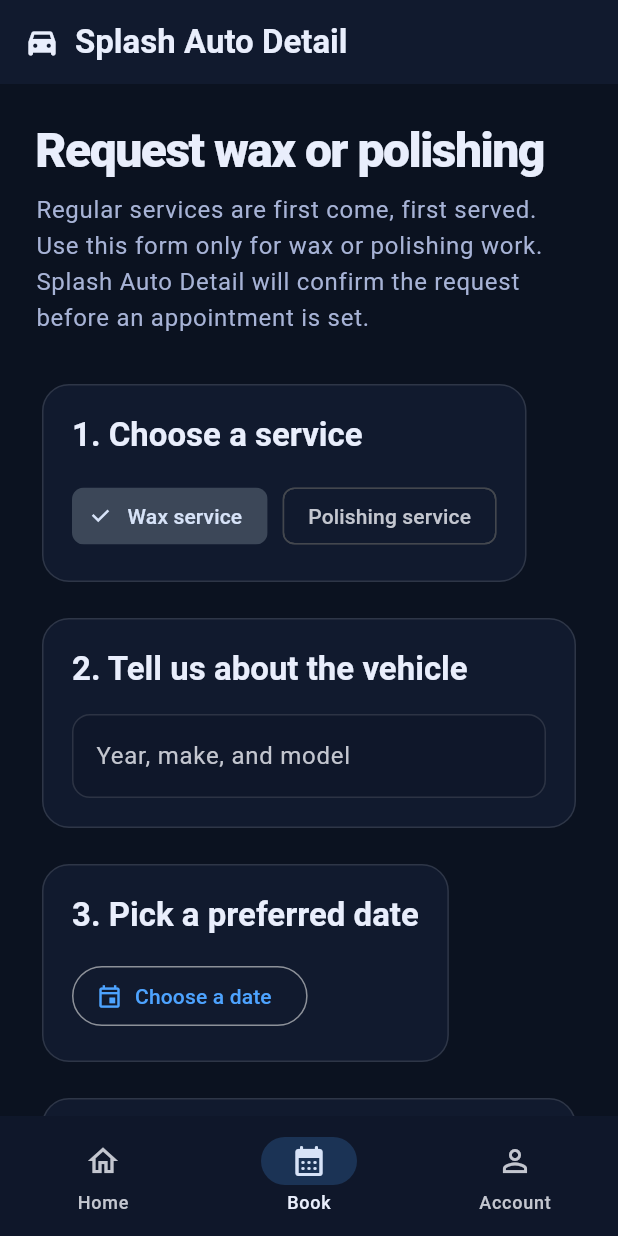
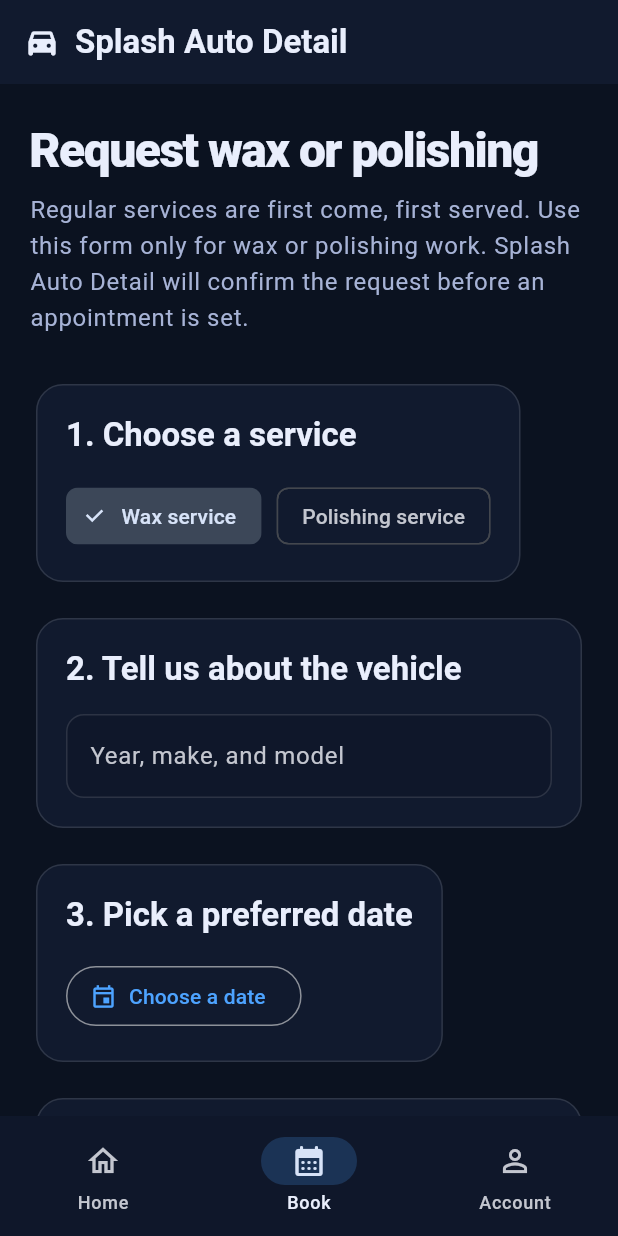
Before and after one commit to ddesantiag0/splash-auto-detail, a Flutter app: the screen it shows after launch, after a tap on "Request wax or polishing", on a phone screen of 412 x 824 dp. Run offline on Flutter 3.47's test engine with Material 3 defaults, Android fonts, the phone set to English and light mode, and no system bars.

Commit message:
refactor: strengthen Flutter UI foundation

```diff
--- /dev/null
+++ b/app/lib/core/widgets/responsive_page.dart
@@ -0,0 +1,87 @@
+import 'package:flutter/material.dart';
+
+/// Shared page layout that keeps content readable across phone, tablet, and
+/// desktop widths.
+class ResponsivePage extends StatelessWidget {
+  const ResponsivePage({
+    required this.child,
+    this.maxWidth = 920,
+    super.key,
+  });
+
+  final Widget child;
+  final double maxWidth;
+
+  @override
+  Widget build(BuildContext context) {
+    return LayoutBuilder(
+      builder: (context, constraints) {
+        final horizontalPadding = constraints.maxWidth < 600 ? 20.0 : 32.0;
+
+        return ListView(
+          padding: EdgeInsets.fromLTRB(
+            horizontalPadding,
+            24,
+            horizontalPadding,
+            32,
+          ),
+          children: [
+            Center(
+              child: ConstrainedBox(
+                constraints: BoxConstraints(maxWidth: maxWidth),
+                child: child,
+              ),
+            ),
+          ],
+        );
+      },
+    );
+  }
+}
+
+/// A screen title announced as a heading by assistive technologies.
+class PageHeading extends StatelessWidget {
+  const PageHeading(this.text, {super.key});
+
+  final String text;
+
+  @override
+  Widget build(BuildContext context) {
+    return Semantics(
+      header: true,
+      child: Text(text, style: Theme.of(context).textTheme.headlineLarge),
+    );
+  }
+}
+
+/// Consistent grouping for forms and other related page content.
+class SectionCard extends StatelessWidget {
+  const SectionCard({
+    required this.title,
+    required this.child,
+    super.key,
+  });
+
+  final String title;
+  final Widget child;
+
+  @override
+  Widget build(BuildContext context) {
+    return Card(
+      child: Padding(
+        padding: const EdgeInsets.all(20),
+        child: Column(
+          crossAxisAlignment: CrossAxisAlignment.start,
+          children: [
+            Semantics(
+              header: true,
+              child: Text(title, style: Theme.of(context).textTheme.titleLarge),
+            ),
+            const SizedBox(height: 16),
+            child,
+          ],
+        ),
+      ),
+    );
+  }
+}
--- a/app/lib/features/account/presentation/account_screen.dart
+++ b/app/lib/features/account/presentation/account_screen.dart
@@ -1,20 +1,18 @@
 import 'package:flutter/material.dart';
+
+import '../../../core/widgets/responsive_page.dart';
 
 class AccountScreen extends StatelessWidget {
   const AccountScreen({super.key});
 
   @override
   Widget build(BuildContext context) {
-    return ListView(
-      padding: const EdgeInsets.all(24),
-      children: [
-        Center(
-          child: ConstrainedBox(
-            constraints: const BoxConstraints(maxWidth: 760),
+    return ResponsivePage(
+      maxWidth: 760,
       child: Column(
         crossAxisAlignment: CrossAxisAlignment.start,
         children: [
-                Text('Your garage', style: Theme.of(context).textTheme.headlineLarge),
+          const PageHeading('Your garage'),
           const SizedBox(height: 8),
           Text(
             'Customer sign-in, saved vehicles, appointment history, and '
@@ -26,14 +24,13 @@ class AccountScreen extends StatelessWidget {
             child: ListTile(
               leading: Icon(Icons.garage_outlined),
               title: Text('No saved vehicles yet'),
-                    subtitle: Text('Vehicle profiles are part of the customer-account phase.'),
+              subtitle: Text(
+                'Vehicle profiles are part of the customer-account phase.',
+              ),
             ),
           ),
         ],
       ),
-          ),
-        ),
-      ],
     );
   }
 }
--- a/app/lib/features/booking/presentation/booking_screen.dart
+++ b/app/lib/features/booking/presentation/booking_screen.dart
@@ -1,6 +1,7 @@
 import 'package:flutter/material.dart';
 
 import '../../../core/theme/app_colors.dart';
+import '../../../core/widgets/responsive_page.dart';
 import '../domain/booking_draft.dart';
 
 class BookingScreen extends StatefulWidget {
@@ -86,21 +87,14 @@ class _BookingScreenState extends State<BookingScreen> {
 
   @override
   Widget build(BuildContext context) {
-    return ListView(
-      padding: const EdgeInsets.all(24),
-      children: [
-        Center(
-          child: ConstrainedBox(
-            constraints: const BoxConstraints(maxWidth: 760),
+    return ResponsivePage(
+      maxWidth: 760,
       child: Form(
         key: _formKey,
         child: Column(
           crossAxisAlignment: CrossAxisAlignment.start,
           children: [
-                  Text(
-                    'Request wax or polishing',
-                    style: Theme.of(context).textTheme.headlineLarge,
-                  ),
+            const PageHeading('Request wax or polishing'),
             const SizedBox(height: 8),
             Text(
               'Regular services are first come, first served. Use this '
@@ -109,7 +103,7 @@ class _BookingScreenState extends State<BookingScreen> {
               style: Theme.of(context).textTheme.bodyLarge,
             ),
             const SizedBox(height: 28),
-                  _SectionCard(
+            SectionCard(
               title: '1. Choose a service',
               child: Wrap(
                 spacing: 10,
@@ -126,7 +120,7 @@ class _BookingScreenState extends State<BookingScreen> {
               ),
             ),
             const SizedBox(height: 16),
-                  _SectionCard(
+            SectionCard(
               title: '2. Tell us about the vehicle',
               child: TextFormField(
                 controller: _vehicleController,
@@ -141,7 +135,7 @@ class _BookingScreenState extends State<BookingScreen> {
               ),
             ),
             const SizedBox(height: 16),
-                  _SectionCard(
+            SectionCard(
               title: '3. Pick a preferred date',
               child: OutlinedButton.icon(
                 onPressed: _chooseDate,
@@ -154,7 +148,7 @@ class _BookingScreenState extends State<BookingScreen> {
               ),
             ),
             const SizedBox(height: 16),
-                  _SectionCard(
+            SectionCard(
               title: '4. Contact information',
               child: Column(
                 children: [
@@ -174,7 +168,8 @@ class _BookingScreenState extends State<BookingScreen> {
                     autofillHints: const [AutofillHints.telephoneNumber],
                     decoration: const InputDecoration(labelText: 'Phone number'),
                     validator: (value) {
-                            final digits = value?.replaceAll(RegExp(r'\D'), '') ?? '';
+                      final digits =
+                          value?.replaceAll(RegExp(r'\D'), '') ?? '';
                       return digits.length < 10
                           ? 'Enter a valid 10-digit phone number.'
                           : null;
@@ -186,7 +181,8 @@ class _BookingScreenState extends State<BookingScreen> {
                     maxLines: 4,
                     decoration: const InputDecoration(
                       labelText: 'Notes (optional)',
-                            hintText: 'Tell us about stains, paint condition, or concerns.',
+                      hintText:
+                          'Tell us about stains, paint condition, or concerns.',
                     ),
                   ),
                 ],
@@ -209,7 +205,8 @@ class _BookingScreenState extends State<BookingScreen> {
                 SizedBox(width: 6),
                 Flexible(
                   child: Text(
-                          'Submission is intentionally disabled until the backend is connected.',
+                    'Submission is intentionally disabled until the backend '
+                    'is connected.',
                     textAlign: TextAlign.center,
                     style: TextStyle(color: AppColors.textDim),
                   ),
@@ -219,33 +216,6 @@ class _BookingScreenState extends State<BookingScreen> {
           ],
         ),
       ),
-          ),
-        ),
-      ],
     );
   }
 }
-
-class _SectionCard extends StatelessWidget {
-  const _SectionCard({required this.title, required this.child});
-
-  final String title;
-  final Widget child;
-
-  @override
-  Widget build(BuildContext context) {
-    return Card(
-      child: Padding(
-        padding: const EdgeInsets.all(20),
-        child: Column(
-          crossAxisAlignment: CrossAxisAlignment.start,
-          children: [
-            Text(title, style: Theme.of(context).textTheme.titleLarge),
-            const SizedBox(height: 16),
-            child,
-          ],
-        ),
-      ),
-    );
-  }
-}
--- a/app/lib/features/home/presentation/home_screen.dart
+++ b/app/lib/features/home/presentation/home_screen.dart
@@ -1,6 +1,7 @@
 import 'package:flutter/material.dart';
 
 import '../../../core/theme/app_colors.dart';
+import '../../../core/widgets/responsive_page.dart';
 
 class HomeScreen extends StatelessWidget {
   const HomeScreen({required this.onStartBooking, super.key});
@@ -9,20 +10,13 @@ class HomeScreen extends StatelessWidget {
 
   @override
   Widget build(BuildContext context) {
-    return ListView(
-      padding: const EdgeInsets.all(24),
-      children: [
-        ConstrainedBox(
-          constraints: const BoxConstraints(maxWidth: 920),
+    return ResponsivePage(
       child: Column(
         crossAxisAlignment: CrossAxisAlignment.start,
         children: [
           const _StatusPill(),
           const SizedBox(height: 20),
-              Text(
-                'Professional care for your vehicle.',
-                style: Theme.of(context).textTheme.headlineLarge,
-              ),
+          const PageHeading('Professional care for your vehicle.'),
           const SizedBox(height: 12),
           Text(
             'Regular services are first come, first served. Wax and '
@@ -60,8 +54,6 @@ class HomeScreen extends StatelessWidget {
           ),
         ],
       ),
-        ),
-      ],
     );
   }
 }
@@ -78,14 +70,17 @@ class _StatusPill extends StatelessWidget {
         borderRadius: BorderRadius.circular(999),
         border: Border.all(color: const Color(0x5522C55E)),
       ),
-      child: const Row(
-        mainAxisSize: MainAxisSize.min,
+      child: const Wrap(
+        crossAxisAlignment: WrapCrossAlignment.center,
+        spacing: 8,
         children: [
           Icon(Icons.auto_awesome, color: AppColors.success, size: 18),
-          SizedBox(width: 8),
           Text(
             'Family-operated in Chula Vista',
-            style: TextStyle(color: AppColors.text, fontWeight: FontWeight.w600),
+            style: TextStyle(
+              color: AppColors.text,
+              fontWeight: FontWeight.w600,
+            ),
           ),
         ],
       ),
```
Also changed, not shown: 2 other files. Lines whose indentation alone changed are shown as unchanged.
